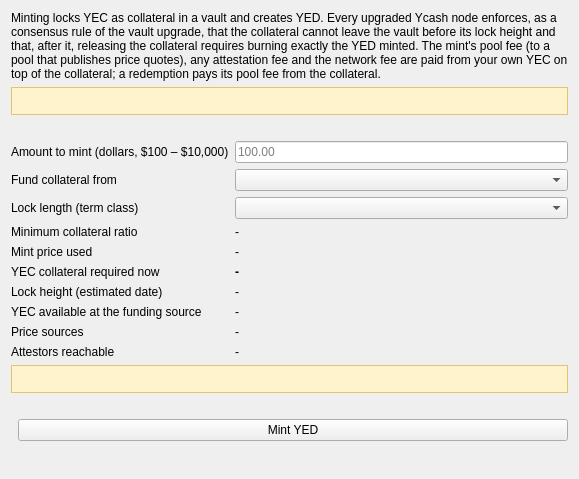
Old version of the form src/yellowbackmint.ui in the repository boyfromcave/yecwallet-dd.
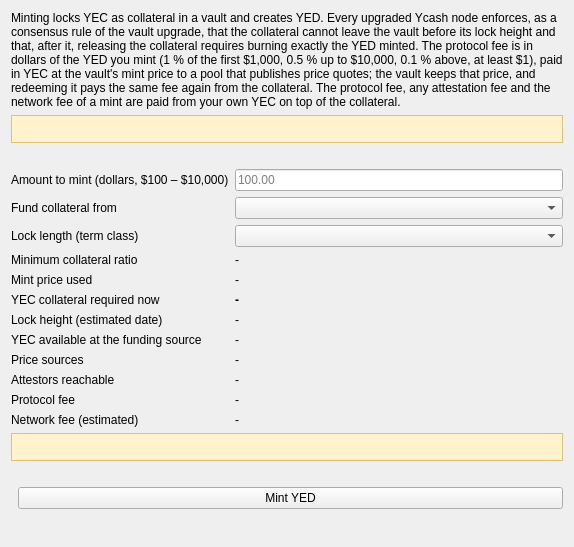
New version of the form.

Diff of the .ui file:
```diff
--- a/src/yellowbackmint.ui
+++ b/src/yellowbackmint.ui
@@ -6,7 +6,7 @@
    <item>
     <widget class="QLabel" name="lblMintIntro">
      <property name="wordWrap"><bool>true</bool></property>
-     <property name="text"><string>Minting locks YEC as collateral in a vault and creates YED. Every upgraded Ycash node enforces, as a consensus rule of the vault upgrade, that the collateral cannot leave the vault before its lock height and that, after it, releasing the collateral requires burning exactly the YED minted. The mint's pool fee (to a pool that publishes price quotes), any attestation fee and the network fee are paid from your own YEC on top of the collateral; a redemption pays its pool fee from the collateral.</string></property>
+     <property name="text"><string>Minting locks YEC as collateral in a vault and creates YED. Every upgraded Ycash node enforces, as a consensus rule of the vault upgrade, that the collateral cannot leave the vault before its lock height and that, after it, releasing the collateral requires burning exactly the YED minted. The protocol fee is in dollars of the YED you mint (1 % of the first $1,000, 0.5 % up to $10,000, 0.1 % above, at least $1), paid in YEC at the vault's mint price to a pool that publishes price quotes; the vault keeps that price, and redeeming it pays the same fee again from the collateral. The protocol fee, any attestation fee and the network fee of a mint are paid from your own YEC on top of the collateral.</string></property>
     </widget>
    </item>
    <item>
@@ -45,6 +45,10 @@
      <item row="6" column="1"><widget class="QLabel" name="lblUnlock"><property name="text"><string>-</string></property></widget></item>
      <item row="7" column="0"><widget class="QLabel" name="m7"><property name="text"><string>YEC available at the funding source</string></property></widget></item>
      <item row="7" column="1"><widget class="QLabel" name="lblYecAvailable"><property name="text"><string>-</string></property></widget></item>
+     <item row="10" column="0"><widget class="QLabel" name="m11"><property name="text"><string>Protocol fee</string></property></widget></item>
+     <item row="10" column="1"><widget class="QLabel" name="lblProtocolFee"><property name="text"><string>-</string></property><property name="wordWrap"><bool>true</bool></property><property name="toolTip"><string>The protocol fee of this mint (yed_estimatefee): dollars of the debt in marginal bands, converted to YEC at the mint price. A redeem of the vault pays the same dollar fee again, at the same price.</string></property></widget></item>
+     <item row="11" column="0"><widget class="QLabel" name="m12"><property name="text"><string>Network fee (estimated)</string></property></widget></item>
+     <item row="11" column="1"><widget class="QLabel" name="lblNetworkFee"><property name="text"><string>-</string></property><property name="wordWrap"><bool>true</bool></property><property name="toolTip"><string>Network fees of vault and YED transactions are dollars per KB at the attested price; your node prices the transaction by its size.</string></property></widget></item>
     </layout>
    </item>
    <item>
```
